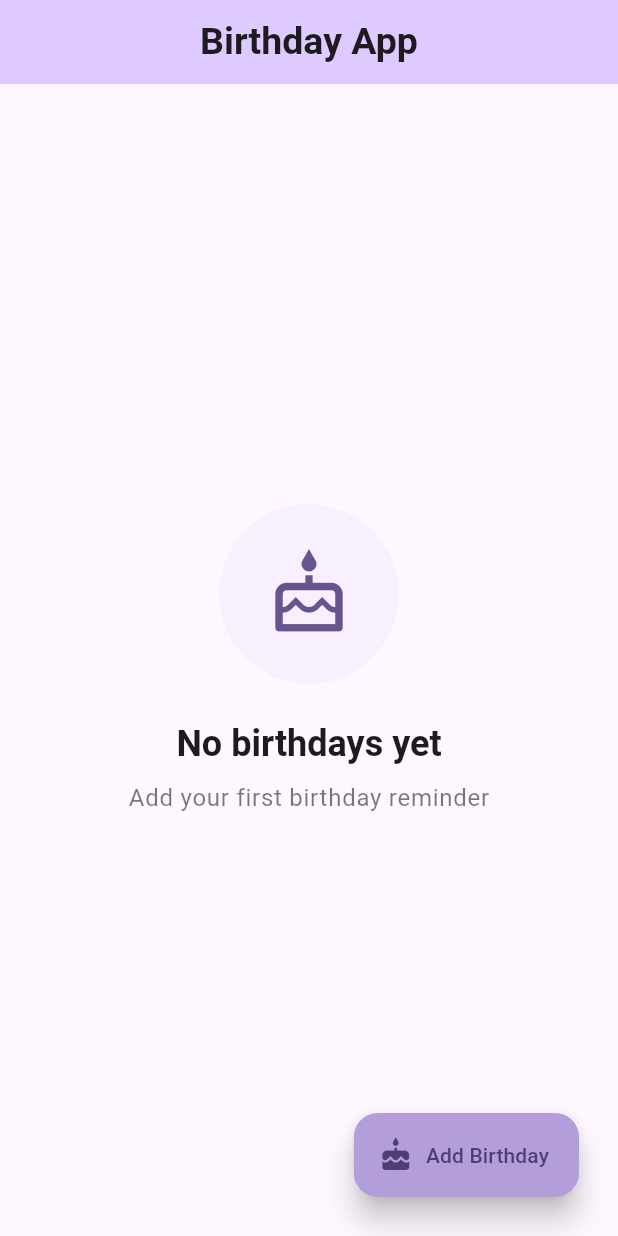
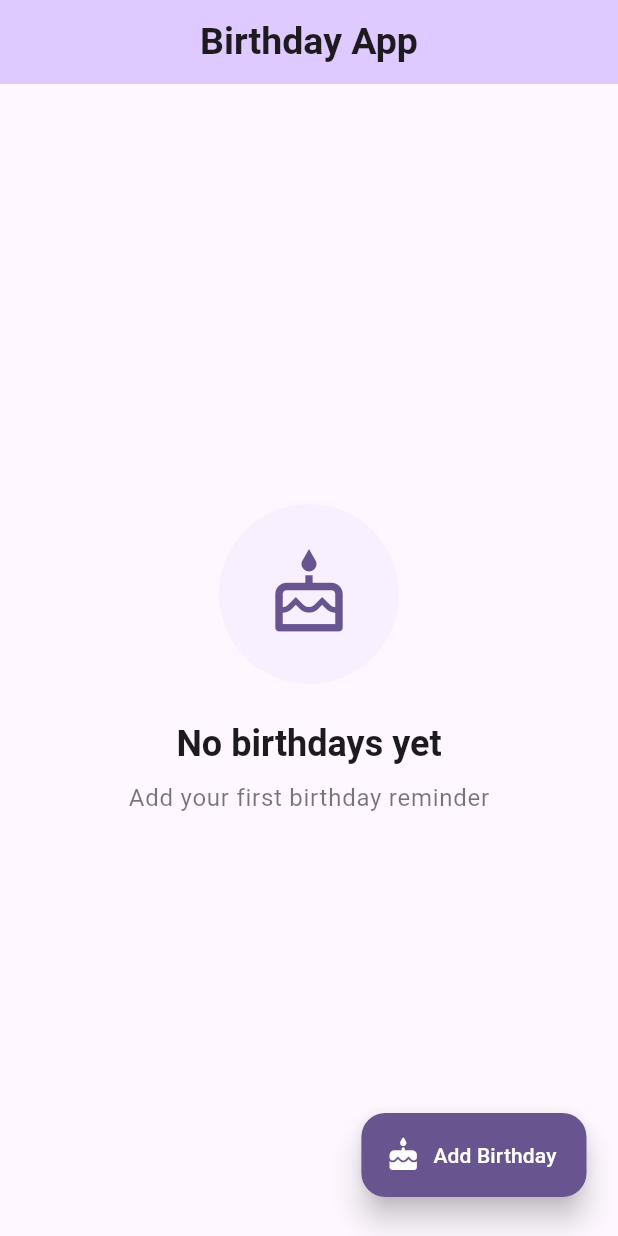
Before and after one commit to Confusedaff/Birday, a Flutter app: the screen it shows after launch, on a phone screen of 412 x 824 dp. Run offline on Flutter 3.47's test engine with Material 3 defaults, Android fonts, the phone set to English and light mode, and no system bars; Roboto replaces fonts that are missing (SF Pro Display).

Commit message:
fixed colors

```diff
--- a/lib/widgets/floatingbutton.dart
+++ b/lib/widgets/floatingbutton.dart
@@ -11,15 +11,20 @@ class Floatingbutton extends StatefulWidget {
 class _FloatingbuttonState extends State<Floatingbutton> {
   @override
   Widget build(BuildContext context) {
+    final theme = Theme.of(context);
     return Transform.scale(
       scale: 1,
       child: Padding(
-        padding:  const EdgeInsets.only(right: 10,bottom: 10),
+        padding:  const EdgeInsets.only(right:5,bottom: 10),
         child: FloatingActionButton.extended(
-          backgroundColor: Colors.deepPurple[200],
+          backgroundColor: theme.colorScheme.primary,
           //shape: const CircleBorder(),
-          icon: Icon(Icons.cake_rounded),
-          label: Text('Add Birthday'),
+          icon: Icon(Icons.cake_rounded,color: Colors.white,),
+          label: Text('Add Birthday',
+                  style: TextStyle(
+                    color: Colors.white
+                  ),
+          ),
           elevation: 8,
           onPressed: () {
             showModalBottomSheet(
```
